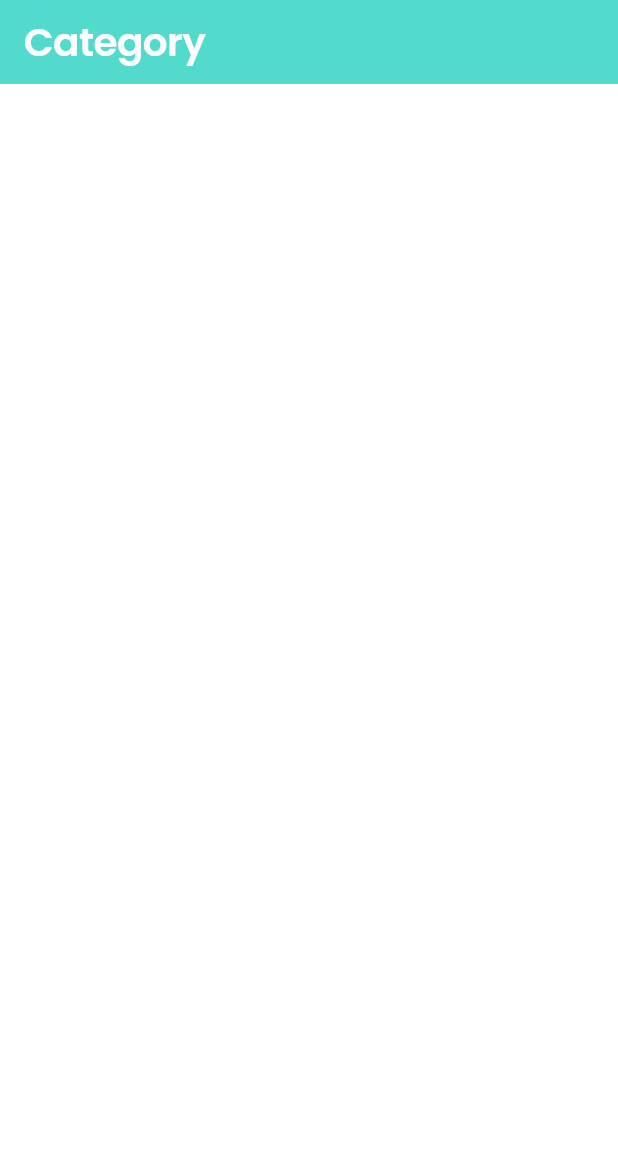
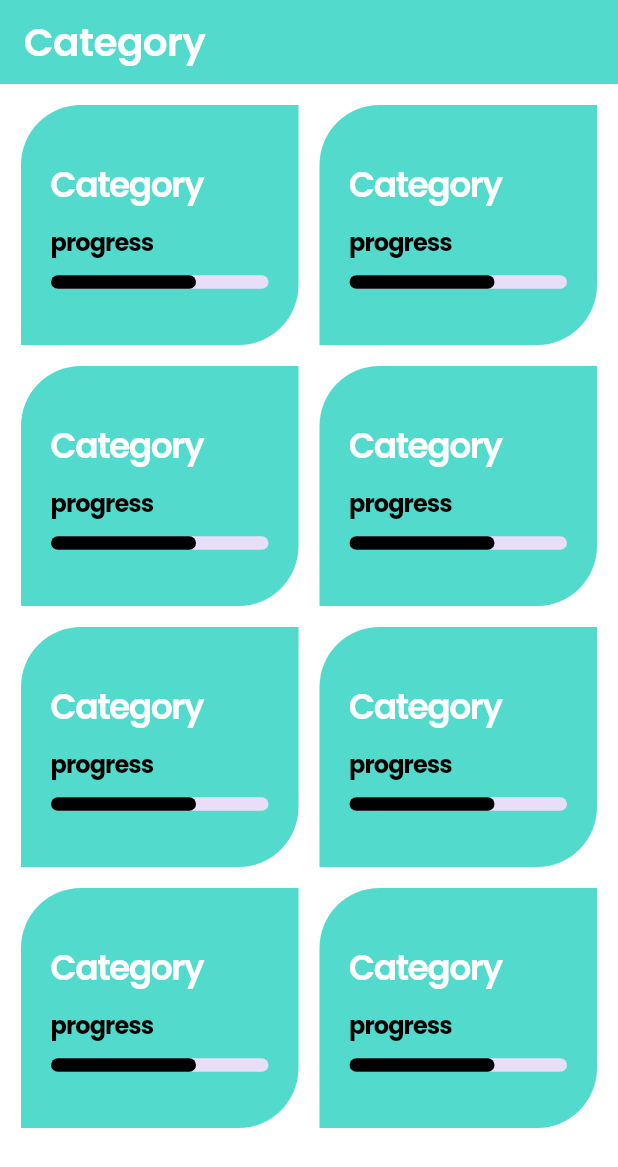
Before and after one commit to ajmal-km/todo_list_app, a Flutter app: the CategoryScreen screen opened directly, on a phone screen of 412 x 824 dp. Shown: the top 1167 px of the screen. Run offline on Flutter 3.47's test engine with Material 3 defaults, Android fonts, the phone set to English and light mode, and no system bars; our stand-ins replace google_fonts, hive, hive_flutter; accounts and stored records are empty.

Commit message:
category screen added

```diff
--- a/lib/view/category_screen/category_screen.dart
+++ b/lib/view/category_screen/category_screen.dart
@@ -1,6 +1,7 @@
 import 'package:flutter/material.dart';
 import 'package:google_fonts/google_fonts.dart';
 import 'package:todo_list_app/utils/color_constants.dart';
+import 'package:todo_list_app/view/category_screen/widgets/category_grid.dart';
 
 class CategoryScreen extends StatefulWidget {
   const CategoryScreen({super.key});
@@ -27,6 +28,17 @@ class _CategoryScreenState extends State<CategoryScreen> {
           ),
         ),
       ),
+      body: GridView.builder(
+        gridDelegate: SliverGridDelegateWithFixedCrossAxisCount(
+          crossAxisCount: 2,
+          mainAxisExtent: 160,
+          mainAxisSpacing: 14,
+          crossAxisSpacing: 14,
+        ),
+        padding: EdgeInsets.all(14),
+        itemCount: 8,
+        itemBuilder: (context, index) => CategoryGrid(),
+      ),
     );
   }
 }
--- /dev/null
+++ b/lib/view/category_screen/widgets/category_grid.dart
@@ -0,0 +1,67 @@
+import 'package:flutter/material.dart';
+import 'package:google_fonts/google_fonts.dart';
+import 'package:todo_list_app/utils/color_constants.dart';
+
+class CategoryGrid extends StatelessWidget {
+  const CategoryGrid({
+    super.key,
+    this.onGridTap,
+  });
+
+  final void Function()? onGridTap;
+
+  @override
+  Widget build(BuildContext context) {
+    return InkWell(
+      onTap: onGridTap,
+      borderRadius: BorderRadius.only(
+        topLeft: Radius.circular(40),
+        bottomRight: Radius.circular(40),
+      ),
+      child: Container(
+        padding: EdgeInsets.all(20),
+        decoration: BoxDecoration(
+          color: ColorConstants.cyan,
+          borderRadius: BorderRadius.only(
+            topLeft: Radius.circular(40),
+            bottomRight: Radius.circular(40),
+          ),
+        ),
+        child: Column(
+          mainAxisAlignment: MainAxisAlignment.center,
+          crossAxisAlignment: CrossAxisAlignment.start,
+          children: <Widget>[
+            Text(
+              "Category",
+              style: GoogleFonts.poppins(
+                color: ColorConstants.white,
+                fontSize: 23,
+                fontWeight: FontWeight.w600,
+                letterSpacing: -1,
+              ),
+            ),
+            SizedBox(height: 10),
+            Text(
+              "progress",
+              style: GoogleFonts.poppins(
+                color: ColorConstants.black,
+                fontSize: 16,
+                fontWeight: FontWeight.w700,
+                letterSpacing: -0.6,
+              ),
+            ),
+            Padding(
+              padding: EdgeInsets.only(top: 10),
+              child: LinearProgressIndicator(
+                value: 1 / 1.5,
+                color: ColorConstants.black,
+                borderRadius: BorderRadius.circular(7),
+                minHeight: 9,
+              ),
+            ),
+          ],
+        ),
+      ),
+    );
+  }
+}
```
Also changed, not shown: lib/view/home_screen/home_screen.dart (+12 -20 lines), lib/view/profile_screen/profile_screen.dart (+72 -11 lines).
